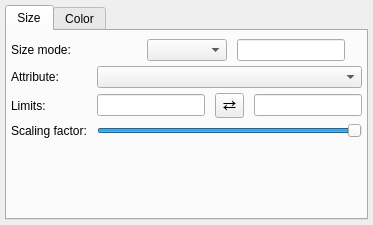
OpenSpace/glue-openspace, file glue_openspace_thesis/layer_state_widget.ui: the form before one commit.
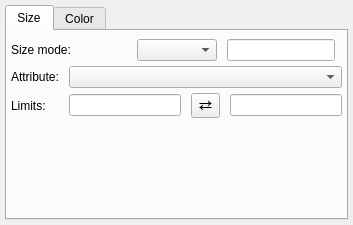
The form after the commit. Custom widgets are drawn as their Qt base class.

```diff
--- a/glue_openspace_thesis/layer_state_widget.ui
+++ b/glue_openspace_thesis/layer_state_widget.ui
@@ -158,7 +158,7 @@
                       <widget class="QLineEdit" name="valuetext_size_vmax"/>
                     </item>
                     <!--================================================================-->
-                    <item row="2" column="0">
+                    <!-- <item row="2" column="0">
                       <widget class="QLabel" name="label_size_scaling" alignment="Qt::AlignRight|Qt::AlignVCenter">
                         <property name="font">
                           <font>
@@ -182,7 +182,7 @@
                           <enum>Qt::Horizontal</enum>
                         </property>
                       </widget>
-                    </item>
+                    </item> -->
                   </layout>
                 </widget>
               </item>
```
